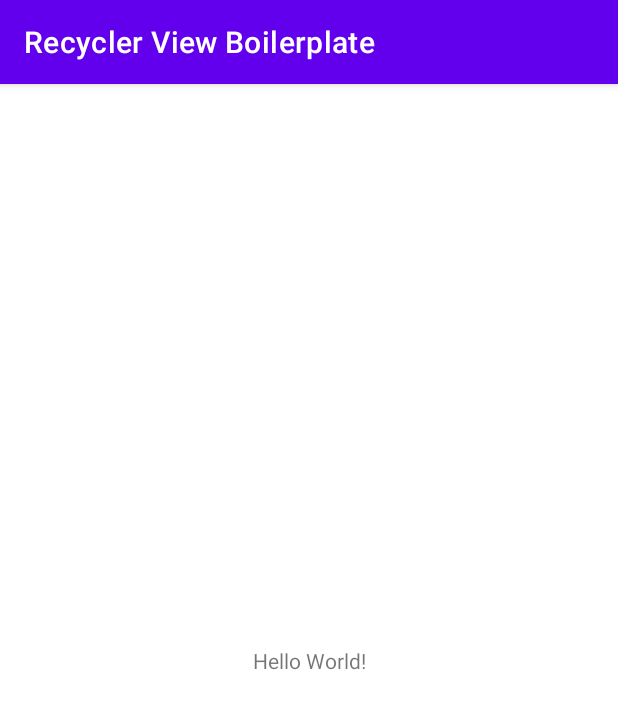
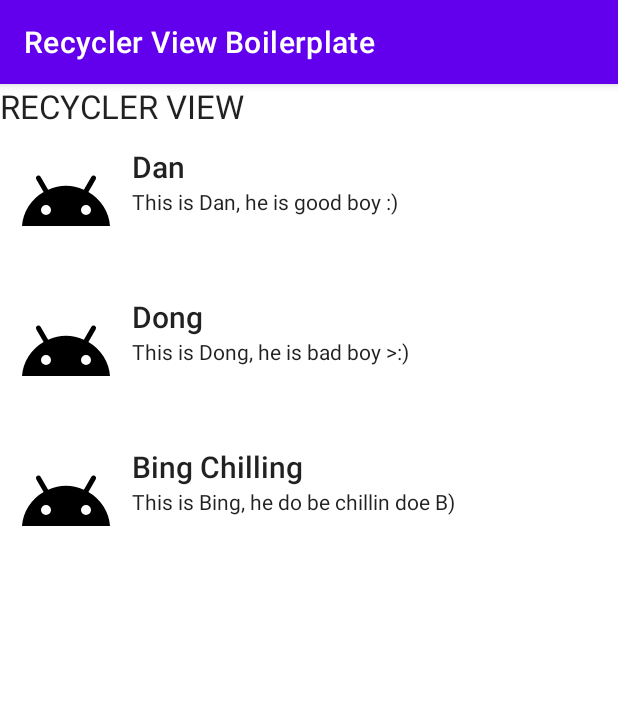
Before and after one commit to Lurky-phish-2085/tnt-practice-recyclerview-boilerplate-android, an Android app: the screen it shows after launch (MainActivity), on a phone screen of 412 x 824 dp. Shown: the top 709 px of the screen. Run offline under Robolectric (Android 15) with nearby library versions, the phone set to English and light mode, and no system bars.

Commit message:
RecyclerView boilerplate implemented!

```diff
--- a/app/build.gradle
+++ b/app/build.gradle
@@ -23,8 +23,8 @@ android {
         }
     }
     compileOptions {
-        sourceCompatibility JavaVersion.VERSION_1_8
-        targetCompatibility JavaVersion.VERSION_1_8
+        sourceCompatibility JavaVersion.VERSION_1_9
+        targetCompatibility JavaVersion.VERSION_1_9
     }
 }
 
@@ -33,6 +33,7 @@ dependencies {
     implementation 'androidx.appcompat:appcompat:1.6.1'
     implementation 'com.google.android.material:material:1.8.0'
     implementation 'androidx.constraintlayout:constraintlayout:2.1.4'
+    implementation 'androidx.recyclerview:recyclerview:1.3.0'
     testImplementation 'junit:junit:4.13.2'
     androidTestImplementation 'androidx.test.ext:junit:1.1.5'
     androidTestImplementation 'androidx.test.espresso:espresso-core:3.5.1'
--- a/app/src/main/java/xyz/lurkyphish2085/recyclerviewboilerplate/MainActivity.java
+++ b/app/src/main/java/xyz/lurkyphish2085/recyclerviewboilerplate/MainActivity.java
@@ -1,14 +1,39 @@
 package xyz.lurkyphish2085.recyclerviewboilerplate;
 
 import androidx.appcompat.app.AppCompatActivity;
+import androidx.recyclerview.widget.LinearLayoutManager;
+import androidx.recyclerview.widget.RecyclerView;
 
 import android.os.Bundle;
 
+import java.util.List;
+
 public class MainActivity extends AppCompatActivity {
+
+    List<PersonModel> personModels;
+    PersonAdapter adapter;
 
     @Override
     protected void onCreate(Bundle savedInstanceState) {
         super.onCreate(savedInstanceState);
         setContentView(R.layout.activity_main);
+
+        initRecyclerView();
+        initRecyclerViewItems();
+    }
+
+    private void initRecyclerView() {
+        RecyclerView recyclerView = findViewById(R.id.recycler_view);
+        recyclerView.setHasFixedSize(true);
+        adapter = new PersonAdapter();
+        recyclerView.setLayoutManager(new LinearLayoutManager(this));
+        recyclerView.setAdapter(adapter);
+    }
+
+    private void initRecyclerViewItems() {
+        PersonModel p1 = new PersonModel("Dan", "This is Dan, he is good boy :)");
+        PersonModel p2 = new PersonModel("Dong", "This is Dong, he is bad boy >:)");
+        PersonModel p3 = new PersonModel("Bing Chilling", "This is Bing, he do be chillin doe B)");
+        adapter.setPersonModels(List.of(p1, p2, p3));
     }
 }
--- /dev/null
+++ b/app/src/main/java/xyz/lurkyphish2085/recyclerviewboilerplate/PersonAdapter.java
@@ -0,0 +1,64 @@
+package xyz.lurkyphish2085.recyclerviewboilerplate;
+
+import android.view.LayoutInflater;
+import android.view.View;
+import android.view.ViewGroup;
+import android.widget.ImageView;
+import android.widget.TextView;
+
+import androidx.annotation.NonNull;
+import androidx.recyclerview.widget.RecyclerView;
+
+import java.util.ArrayList;
+import java.util.List;
+
+public class PersonAdapter extends RecyclerView.Adapter<PersonAdapter.ViewHolder> {
+
+    List<PersonModel> personModels = new ArrayList<>();
+
+    @NonNull
+    @Override
+    public PersonAdapter.ViewHolder onCreateViewHolder(@NonNull ViewGroup parent, int viewType) {
+        View view = LayoutInflater.from(parent.getContext()).inflate(R.layout.recyclerview_item, parent, false);
+        return new ViewHolder(view);
+    }
+
+    @Override
+    public void onBindViewHolder(@NonNull PersonAdapter.ViewHolder holder, int position) {
+        PersonModel currentItem = personModels.get(position);
+        holder.setData(currentItem.getName(), currentItem.getDescription());
+    }
+
+    @Override
+    public int getItemCount() {
+        return personModels.size();
+    }
+
+    public void setPersonModels(List<PersonModel> personModels) {
+        this.personModels = personModels;
+        notifyDataSetChanged();
+    }
+
+    class ViewHolder extends RecyclerView.ViewHolder {
+
+        ImageView itemImage;
+        TextView itemName, itemDescription;
+
+        public ViewHolder(@NonNull View itemView) {
+            super(itemView);
+
+            itemImage = itemView.findViewById(R.id.item_image);
+            itemName = itemView.findViewById(R.id.item_name);
+            itemDescription = itemView.findViewById(R.id.item_desc);
+        }
+
+        void setData(int imageResourceID, String name, String description) {
+            itemImage.setImageResource(imageResourceID);
+            itemName.setText(name);
+            itemDescription.setText(description);
+        }
+        void setData(String name, String description) {
+            setData(R.drawable.ic_android_black_24dp, name, description);
+        }
+    }
+}
--- /dev/null
+++ b/app/src/main/java/xyz/lurkyphish2085/recyclerviewboilerplate/PersonModel.java
@@ -0,0 +1,27 @@
+package xyz.lurkyphish2085.recyclerviewboilerplate;
+
+public class PersonModel {
+
+    private String name, description;
+
+    public PersonModel(String name, String description) {
+        this.name = name;
+        this.description = description;
+    }
+
+    public String getName() {
+        return name;
+    }
+
+    public void setName(String name) {
+        this.name = name;
+    }
+
+    public String getDescription() {
+        return description;
+    }
+
+    public void setDescription(String description) {
+        this.description = description;
+    }
+}
--- /dev/null
+++ b/app/src/main/res/drawable/ic_android_black_24dp.xml
@@ -0,0 +1,5 @@
+<vector android:height="24dp" android:tint="#000000"
+    android:viewportHeight="24" android:viewportWidth="24"
+    android:width="24dp" xmlns:android="http://schemas.android.com/apk/res/android">
+    <path android:fillColor="#FF000000" android:pathData="M17.6,11.48 L19.44,8.3a0.63,0.63 0,0 0,-1.09 -0.63l-1.88,3.24a11.43,11.43 0,0 0,-8.94 0L5.65,7.67a0.63,0.63 0,0 0,-1.09 0.63L6.4,11.48A10.81,10.81 0,0 0,1 20L23,20A10.81,10.81 0,0 0,17.6 11.48ZM7,17.25A1.25,1.25 0,1 1,8.25 16,1.25 1.25,0 0,1 7,17.25ZM17,17.25A1.25,1.25 0,1 1,18.25 16,1.25 1.25,0 0,1 17,17.25Z"/>
+</vector>
--- a/app/src/main/res/layout/activity_main.xml
+++ b/app/src/main/res/layout/activity_main.xml
@@ -1,18 +1,25 @@
 <?xml version="1.0" encoding="utf-8"?>
-<androidx.constraintlayout.widget.ConstraintLayout xmlns:android="http://schemas.android.com/apk/res/android"
+<RelativeLayout xmlns:android="http://schemas.android.com/apk/res/android"
     xmlns:app="http://schemas.android.com/apk/res-auto"
     xmlns:tools="http://schemas.android.com/tools"
     android:layout_width="match_parent"
     android:layout_height="match_parent"
     tools:context=".MainActivity">
 
+
     <TextView
-        android:layout_width="wrap_content"
+        android:id="@+id/header_title"
+        android:layout_width="match_parent"
         android:layout_height="wrap_content"
-        android:text="Hello World!"
-        app:layout_constraintBottom_toBottomOf="parent"
-        app:layout_constraintEnd_toEndOf="parent"
-        app:layout_constraintStart_toStartOf="parent"
-        app:layout_constraintTop_toTopOf="parent" />
+        android:text="RECYCLER VIEW"
+        android:textAppearance="@style/TextAppearance.AppCompat.Large" />
 
-</androidx.constraintlayout.widget.ConstraintLayout>
+    <androidx.recyclerview.widget.RecyclerView
+        android:id="@+id/recycler_view"
+        android:layout_width="match_parent"
+        android:layout_height="match_parent"
+        android:layout_below="@id/header_title"
+        tools:listitem="@layout/recyclerview_item"/>
+
+
+</RelativeLayout>
--- /dev/null
+++ b/app/src/main/res/layout/recyclerview_item.xml
@@ -0,0 +1,33 @@
+<?xml version="1.0" encoding="utf-8"?>
+<RelativeLayout xmlns:android="http://schemas.android.com/apk/res/android"
+    android:layout_width="match_parent"
+    android:layout_height="100dp"
+    android:padding="12dp">
+
+    <ImageView
+        android:id="@+id/item_image"
+        android:layout_width="64dp"
+        android:layout_height="64dp"
+        android:src="@drawable/ic_android_black_24dp"/>
+
+    <TextView
+        android:id="@+id/item_name"
+        android:layout_width="wrap_content"
+        android:layout_height="wrap_content"
+        android:layout_toRightOf="@+id/item_image"
+        android:layout_marginHorizontal="12dp"
+        android:text="Juan Dela Cruz"
+        android:textAppearance="@style/TextAppearance.AppCompat.Title"/>
+
+    <TextView
+        android:id="@+id/item_desc"
+        android:layout_width="wrap_content"
+        android:layout_height="wrap_content"
+        android:layout_below="@+id/item_name"
+        android:layout_toRightOf="@+id/item_image"
+        android:layout_marginHorizontal="12dp"
+        android:text="Here is Juan Dela Cruz' description of himself!"
+        android:textAppearance="@style/TextAppearance.AppCompat.Body1"/>
+
+
+</RelativeLayout>
```
